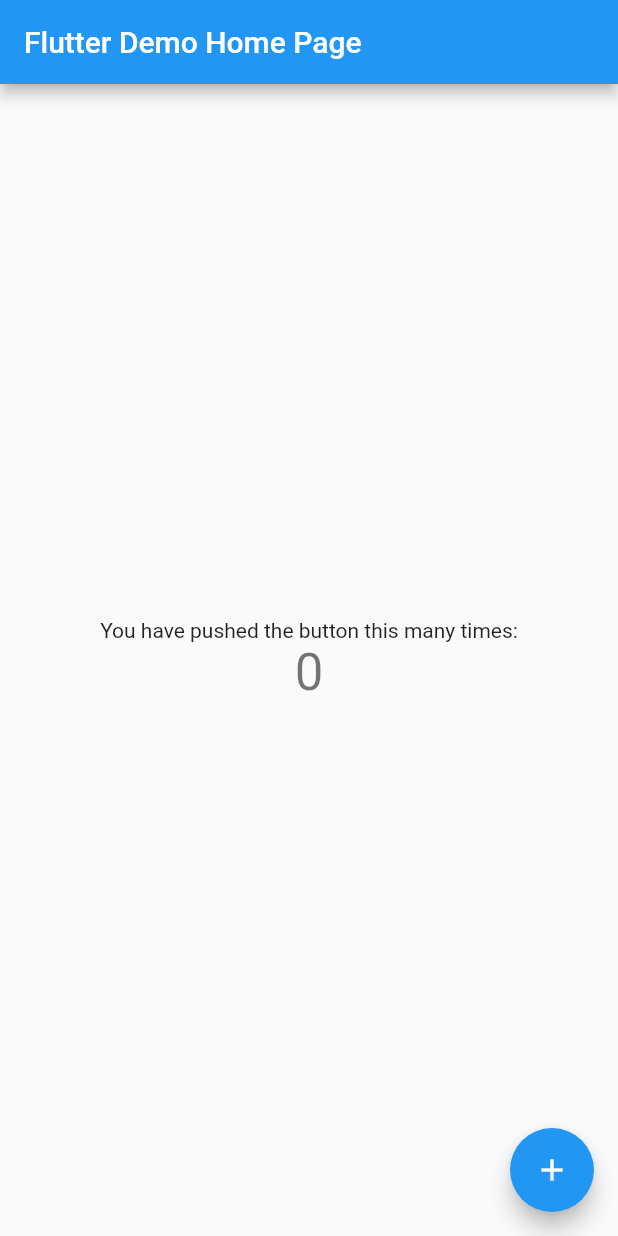
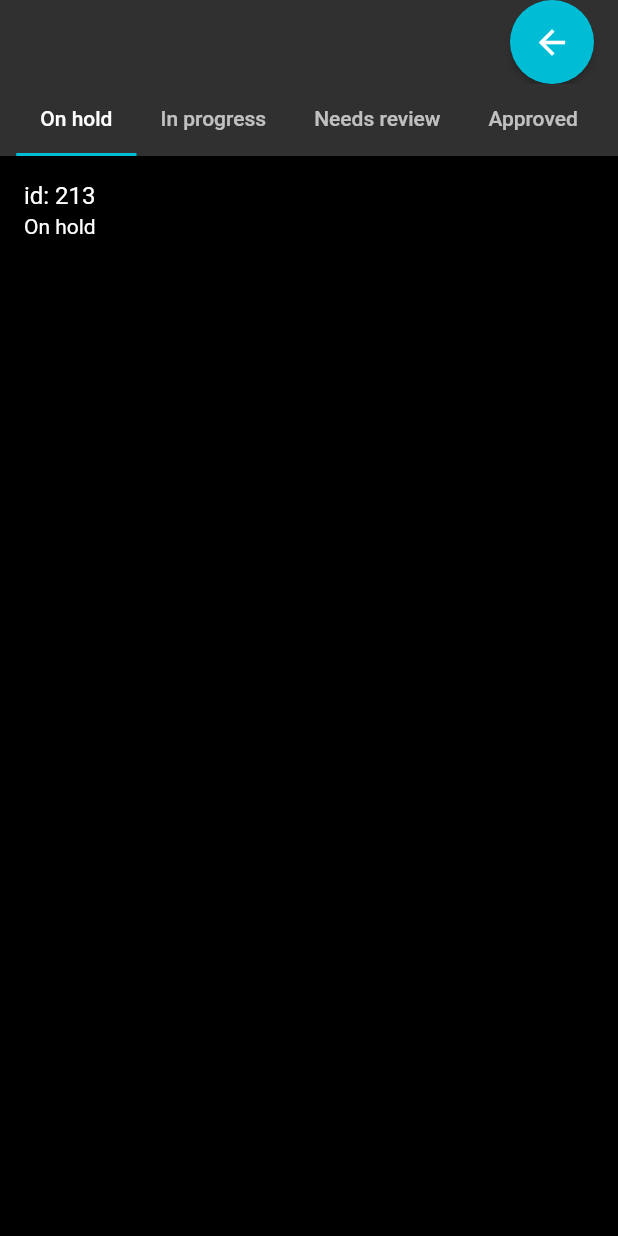
Before and after one commit to Ralegond/kanban, a Flutter app: the screen it shows after launch, on a phone screen of 412 x 824 dp. Run offline on Flutter 3.47's test engine with Material 2 defaults, Android fonts, the phone set to English and light mode, and no system bars.

Commit message:
Add visual part

```diff
--- a/lib/main.dart
+++ b/lib/main.dart
@@ -1,113 +1,20 @@
 import 'package:flutter/material.dart';
+import 'pages/trelles_page.dart';
+import 'pages/auth_page.dart';
 
 void main() {
   runApp(MyApp());
 }
 
 class MyApp extends StatelessWidget {
-  // This widget is the root of your application.
   @override
   Widget build(BuildContext context) {
     return MaterialApp(
       title: 'Flutter Demo',
       theme: ThemeData(
-        // This is the theme of your application.
-        //
-        // Try running your application with "flutter run". You'll see the
-        // application has a blue toolbar. Then, without quitting the app, try
-        // changing the primarySwatch below to Colors.green and then invoke
-        // "hot reload" (press "r" in the console where you ran "flutter run",
-        // or simply save your changes to "hot reload" in a Flutter IDE).
-        // Notice that the counter didn't reset back to zero; the application
-        // is not restarted.
-        primarySwatch: Colors.blue,
+        primarySwatch: Colors.cyan,
       ),
-      home: MyHomePage(title: 'Flutter Demo Home Page'),
+      home: TrellesPage(),
     );
   }
 }
-
-class MyHomePage extends StatefulWidget {
-  MyHomePage({Key? key, required this.title}) : super(key: key);
-
-  // This widget is the home page of your application. It is stateful, meaning
-  // that it has a State object (defined below) that contains fields that affect
-  // how it looks.
-
-  // This class is the configuration for the state. It holds the values (in this
-  // case the title) provided by the parent (in this case the App widget) and
-  // used by the build method of the State. Fields in a Widget subclass are
-  // always marked "final".
-
-  final String title;
-
-  @override
-  _MyHomePageState createState() => _MyHomePageState();
-}
-
-class _MyHomePageState extends State<MyHomePage> {
-  int _counter = 0;
-
-  void _incrementCounter() {
-    setState(() {
-      // This call to setState tells the Flutter framework that something has
-      // changed in this State, which causes it to rerun the build method below
-      // so that the display can reflect the updated values. If we changed
-      // _counter without calling setState(), then the build method would not be
-      // called again, and so nothing would appear to happen.
-      _counter++;
-    });
-  }
-
-  @override
-  Widget build(BuildContext context) {
-    // This method is rerun every time setState is called, for instance as done
-    // by the _incrementCounter method above.
-    //
-    // The Flutter framework has been optimized to make rerunning build methods
-    // fast, so that you can just rebuild anything that needs updating rather
-    // than having to individually change instances of widgets.
-    return Scaffold(
-      appBar: AppBar(
-        // Here we take the value from the MyHomePage object that was created by
-        // the App.build method, and use it to set our appbar title.
-        title: Text(widget.title),
-      ),
-      body: Center(
-        // Center is a layout widget. It takes a single child and positions it
-        // in the middle of the parent.
-        child: Column(
-          // Column is also a layout widget. It takes a list of children and
-          // arranges them vertically. By default, it sizes itself to fit its
-          // children horizontally, and tries to be as tall as its parent.
-          //
-          // Invoke "debug painting" (press "p" in the console, choose the
-          // "Toggle Debug Paint" action from the Flutter Inspector in Android
-          // Studio, or the "Toggle Debug Paint" command in Visual Studio Code)
-          // to see the wireframe for each widget.
-          //
-          // Column has various properties to control how it sizes itself and
-          // how it positions its children. Here we use mainAxisAlignment to
-          // center the children vertically; the main axis here is the vertical
-          // axis because Columns are vertical (the cross axis would be
-          // horizontal).
-          mainAxisAlignment: MainAxisAlignment.center,
-          children: <Widget>[
-            Text(
-              'You have pushed the button this many times:',
-            ),
-            Text(
-              '$_counter',
-              style: Theme.of(context).textTheme.headline4,
-            ),
-          ],
-        ),
-      ),
-      floatingActionButton: FloatingActionButton(
-        onPressed: _incrementCounter,
-        tooltip: 'Increment',
-        child: Icon(Icons.add),
-      ), // This trailing comma makes auto-formatting nicer for build methods.
-    );
-  }
-}
--- /dev/null
+++ b/lib/pages/trelles_page.dart
@@ -0,0 +1,61 @@
+import 'package:flutter/material.dart';
+
+class TrellesPage extends StatelessWidget {
+  const TrellesPage({Key? key}) : super(key: key);
+  static const tabs = [
+    'On hold',
+    'In progress',
+    'Needs review',
+    'Approved',
+  ];
+
+  @override
+  Widget build(BuildContext context) {
+    return DefaultTabController(
+      length: tabs.length,
+      child: Scaffold(
+        backgroundColor: Colors.black,
+        appBar: AppBar(
+          backgroundColor: Colors.grey[850],
+          actions: [
+            RawMaterialButton(
+              onPressed: () {},
+              elevation: 2.0,
+              fillColor: Colors.cyan,
+              child: Icon(
+                Icons.arrow_back,
+                color: Colors.white,
+                size: 26.0,
+              ),
+              padding: EdgeInsets.all(10.0),
+              shape: CircleBorder(),
+            )
+          ],
+          automaticallyImplyLeading: false,
+          bottom: TabBar(
+            labelColor: Colors.white,
+            isScrollable: true,
+            tabs: [
+              for (final tab in tabs) Tab(text: tab),
+            ],
+          ),
+        ),
+        body: TabBarView(
+          children: [
+            for (final tab in tabs)
+              ListTile(
+                title: Text(
+                  "id: 213",
+                  style: TextStyle(color: Colors.white),
+                ),
+                subtitle: Text(
+                  tab,
+                  style: TextStyle(color: Colors.white),
+                ),
+              ),
+          ],
+        ),
+      ),
+    );
+  }
+}
```
Also changed, not shown: lib/pages/auth_page.dart (added, +48 -0 lines), lib/widgets/input_field.dart (added, +39 -0 lines), lib/widgets/log_in_button.dart (added, +23 -0 lines).
